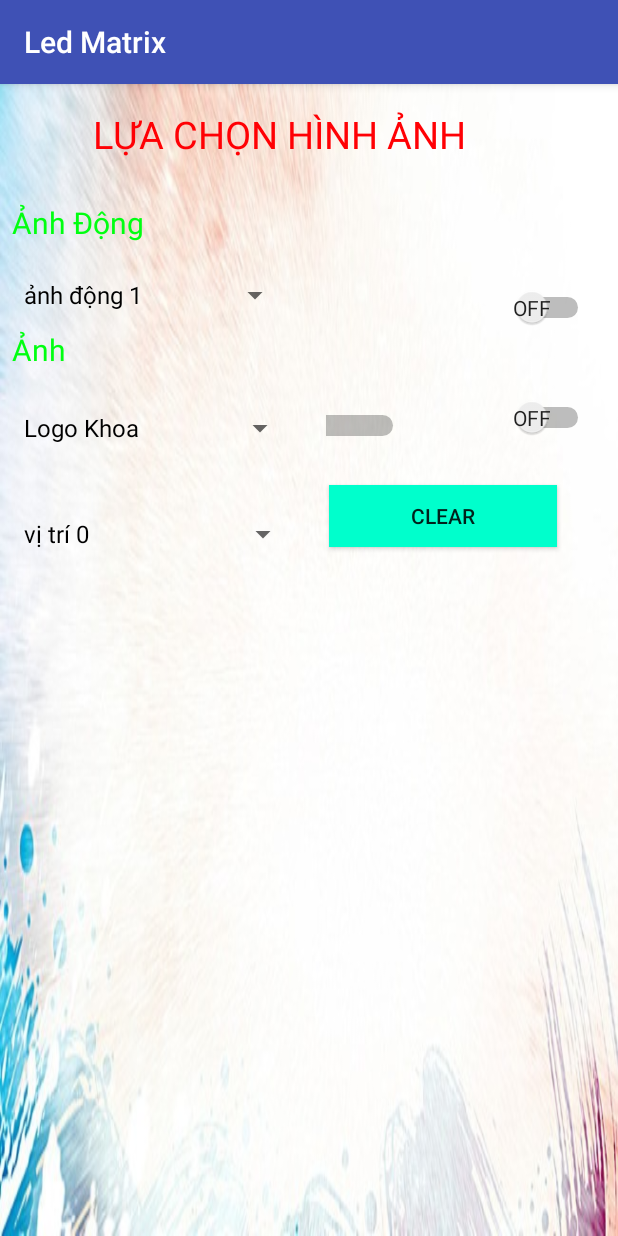
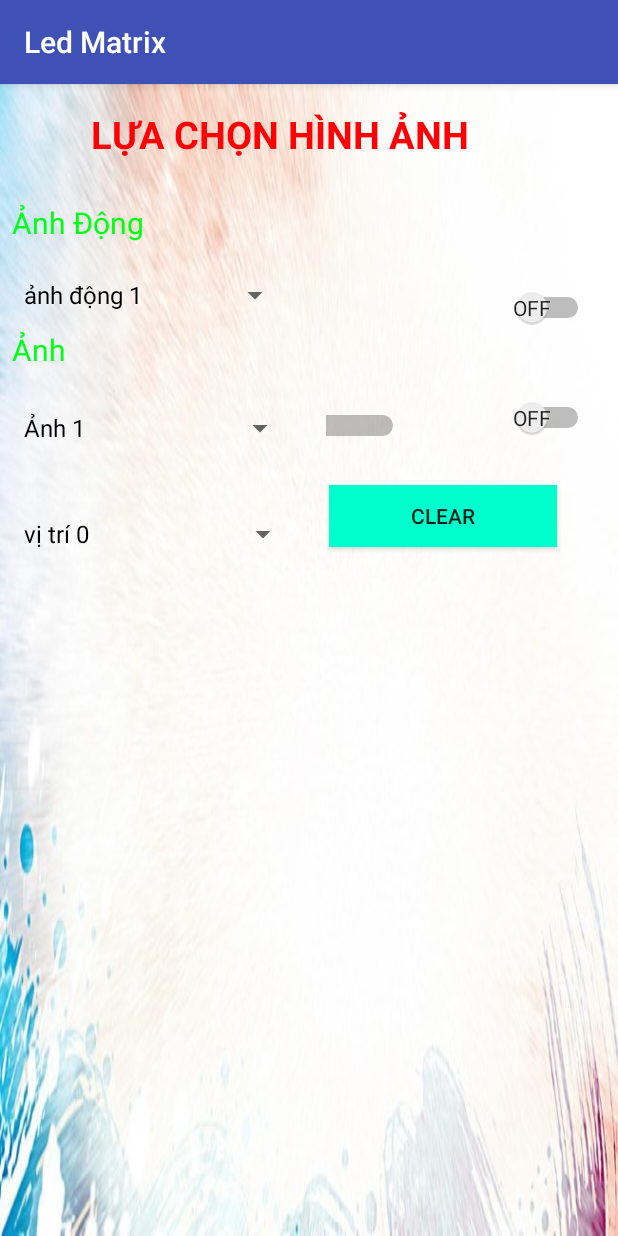
Before and after one commit to minhduc09777/ledmatrixAndroid, an Android app: the images screen opened directly, with no data from a screen before it, on a phone screen of 412 x 824 dp. Run offline under Robolectric (Android 15) with nearby library versions, the phone set to English and light mode, and no system bars.

Commit message:
change by Duc Nguyen

```diff
--- a/app/src/main/java/com/nmd/minhduc09777/datn_complete/images.java
+++ b/app/src/main/java/com/nmd/minhduc09777/datn_complete/images.java
@@ -83,19 +83,15 @@ public class images extends AppCompatActivity {
         _spinnervt.setAdapter(arrayAdaptervt);
 
         final ArrayList<String> arrayanh = new ArrayList<String>();
-        arrayanh.add("Logo Khoa");
-        arrayanh.add("Logo Truong");
-        arrayanh.add("sư phạm kĩ thuật");
-        arrayanh.add("mario");
-        arrayanh.add("anime image");
-        arrayanh.add("galaxy");
-        arrayanh.add("tình anh em");
-        arrayanh.add("earth 1");
-        arrayanh.add("earth 2");
-        arrayanh.add("earth 3");
-        arrayanh.add("kì quan thiên nhiên");
-        arrayanh.add("nothern");
-        arrayanh.add("sơn đoong");
+        arrayanh.add("Ảnh 1");
+        arrayanh.add("Ảnh 2");
+        arrayanh.add("Ảnh 3");
+        arrayanh.add("Ảnh 4");
+        arrayanh.add("Ảnh 5");
+        arrayanh.add("Ảnh 6");
+        arrayanh.add("Ảnh 7");
+        arrayanh.add("Ảnh 8");
+        arrayanh.add("Ảnh 9");
 
         final ArrayAdapter arrayAdapter1 = new ArrayAdapter(this,R.layout.support_simple_spinner_dropdown_item,arrayanh);
         arrayAdapter1.setDropDownViewResource(R.layout.support_simple_spinner_dropdown_item);
--- a/app/src/main/res/layout/activity_images.xml
+++ b/app/src/main/res/layout/activity_images.xml
@@ -19,6 +19,7 @@
         android:text="LỰA CHỌN HÌNH ẢNH"
         android:textColor="#ff0004"
         android:textSize="25dp"
+        android:textStyle="bold"
         app:layout_constraintEnd_toEndOf="parent"
         app:layout_constraintHorizontal_bias="0.368"
         app:layout_constraintStart_toStartOf="parent"
```
